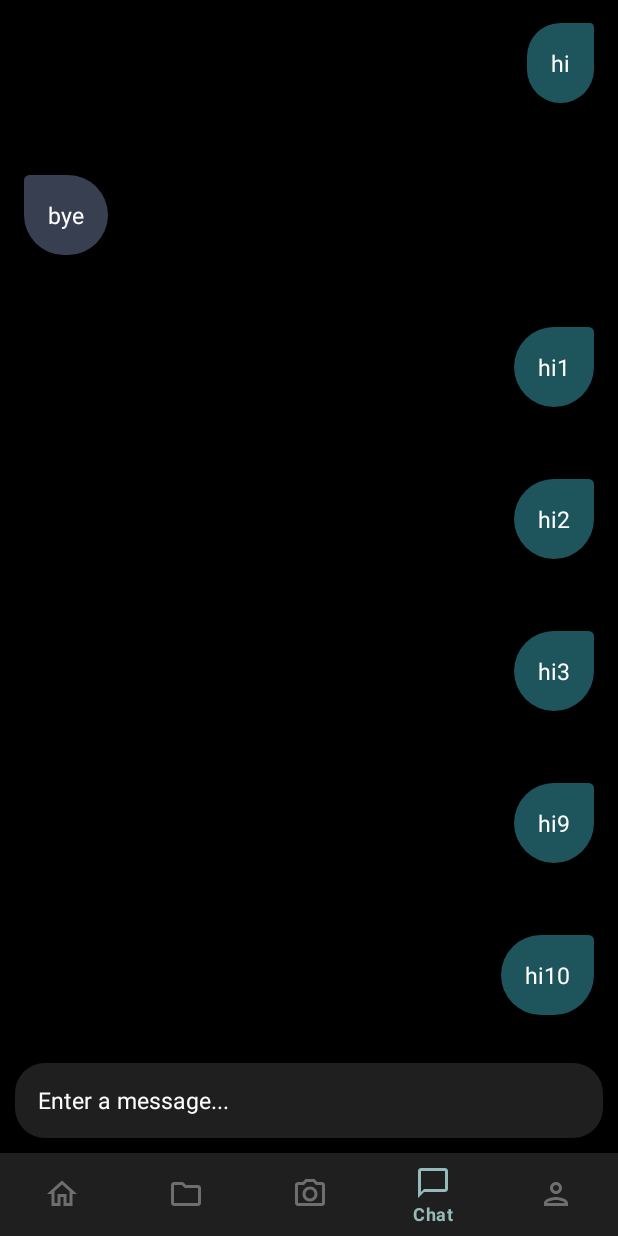
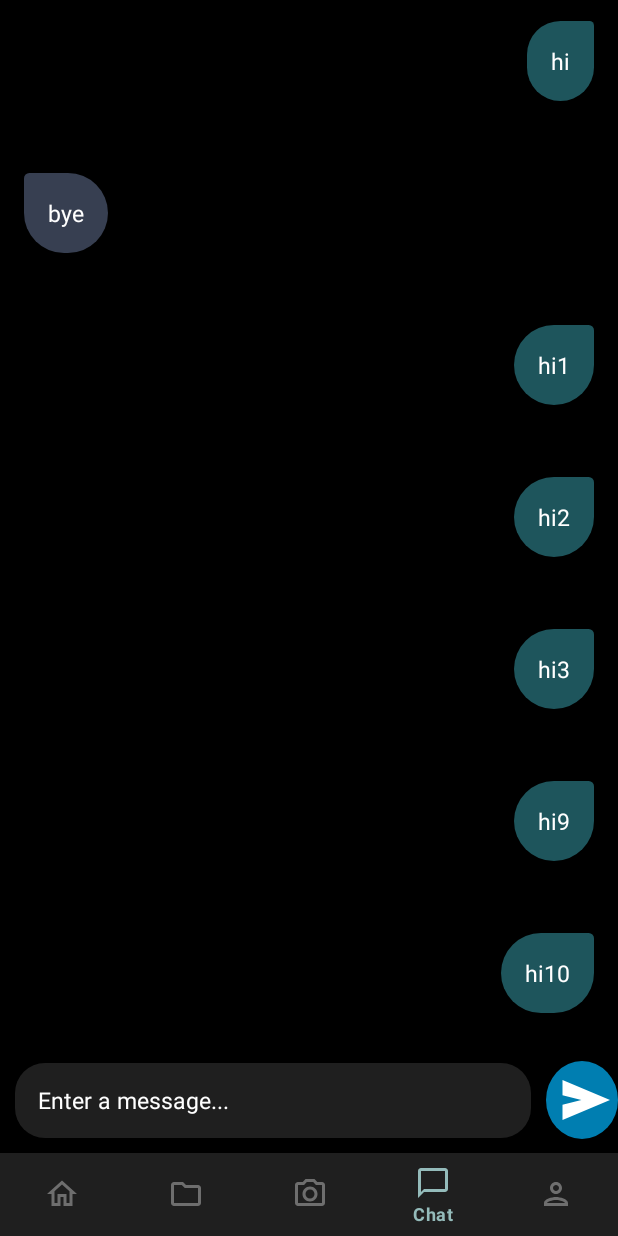
Before and after one commit to MehrinFirdousi/Synaera-app, an Android app: the fragment ChatFragment placed in its activity, item 4 of the bottom bar chosen, on a phone screen of 412 x 824 dp. Run offline under Robolectric (Android 15) with nearby library versions, the phone set to English and light mode, and no system bars; libraries missing offline, so code that uses them is left out: androidx.camera.core, androidx.camera.lifecycle; plain views replace PreviewView; 3 statements that could not run were skipped.

Commit message:
Fixed login, added send button (functional but visually incomplete)

```diff
--- a/app/src/main/java/com/example/synaera/RegisterActivity.kt
+++ b/app/src/main/java/com/example/synaera/RegisterActivity.kt
@@ -5,12 +5,15 @@ import android.os.Bundle
 import com.example.synaera.databinding.ActivityRegisterBinding
 
 class RegisterActivity : AppCompatActivity() {
+
+    var users = ArrayList<User>()
+
     override fun onCreate(savedInstanceState: Bundle?) {
         super.onCreate(savedInstanceState)
 
         val binding = ActivityRegisterBinding.inflate(layoutInflater)
         setContentView(binding.root)
 
-        intent.getParcelableArrayExtra("")
+
     }
 }
--- /dev/null
+++ b/app/src/main/res/drawable/outline_send.xml
@@ -0,0 +1,9 @@
+<vector xmlns:android="http://schemas.android.com/apk/res/android"
+    android:width="40dp"
+    android:height="40dp"
+    android:viewportWidth="48"
+    android:viewportHeight="48">
+  <path
+      android:fillColor="#FF000000"
+      android:pathData="M6,40V27.75L21.1,24 6,20.15V8l38,16Z"/>
+</vector>
--- /dev/null
+++ b/app/src/main/res/drawable/send_button_bg.xml
@@ -0,0 +1,6 @@
+<?xml version="1.0" encoding="utf-8"?>
+<shape xmlns:android="http://schemas.android.com/apk/res/android"
+    android:shape="oval"
+    android:padding="10dp">
+    <solid android:color="@color/buttonBlue"/>
+</shape>
--- a/app/src/main/res/layout/fragment_chat.xml
+++ b/app/src/main/res/layout/fragment_chat.xml
@@ -12,14 +12,22 @@
         android:id="@+id/chatRV"
         android:layout_width="match_parent"
         android:layout_height="0dp"
-        app:layout_constraintBottom_toTopOf="@+id/editText"
+        app:layout_constraintBottom_toTopOf="@+id/chatBar"
         app:layout_constraintEnd_toEndOf="parent"
         app:layout_constraintStart_toStartOf="parent"
         app:layout_constraintTop_toTopOf="parent"/>
 
+    <androidx.constraintlayout.widget.ConstraintLayout
+        android:id="@+id/chatBar"
+        android:layout_width="match_parent"
+        android:layout_height="wrap_content"
+        app:layout_constraintBottom_toBottomOf="parent"
+        app:layout_constraintEnd_toEndOf="parent"
+        app:layout_constraintStart_toStartOf="parent">
+
         <EditText
             android:id="@+id/editText"
-        android:layout_width="match_parent"
+            android:layout_width="0dp"
             android:layout_height="50dp"
             android:layout_margin="10dp"
             android:autofillHints="replyMessage"
@@ -31,8 +39,26 @@
             android:textColor="@color/white"
             android:textColorHint="@color/white"
             android:textSize="@dimen/chat_text_size"
+            app:layout_constraintStart_toStartOf="parent"
             app:layout_constraintBottom_toBottomOf="parent"
-        app:layout_constraintEnd_toEndOf="parent"
-        app:layout_constraintStart_toStartOf="parent" />
+            app:layout_constraintEnd_toStartOf="@id/sendBttn"/>
+
+        <androidx.appcompat.widget.AppCompatImageButton
+            android:id="@+id/sendBttn"
+            android:layout_width="wrap_content"
+            android:layout_height="wrap_content"
+            android:src="@drawable/outline_send"
+            android:background="@drawable/send_button_bg"
+            android:tint="@color/white"
+            android:paddingStart="6dp"
+            android:paddingTop="6dp"
+            android:paddingBottom="6dp"
+            android:paddingEnd="2dp"
+            app:layout_constraintStart_toEndOf="@id/editText"
+            app:layout_constraintEnd_toEndOf="@id/chatBar"
+            app:layout_constraintTop_toTopOf="@id/editText"
+            app:layout_constraintBottom_toBottomOf="@id/editText"/>
 
     </androidx.constraintlayout.widget.ConstraintLayout>
+
+</androidx.constraintlayout.widget.ConstraintLayout>
```
Also changed, not shown: app/src/main/java/com/example/synaera/ChatFragment.kt (+13 -0 lines), app/src/main/java/com/example/synaera/LoginActivity.kt (+11 -8 lines). Lines whose indentation alone changed are shown as unchanged.
